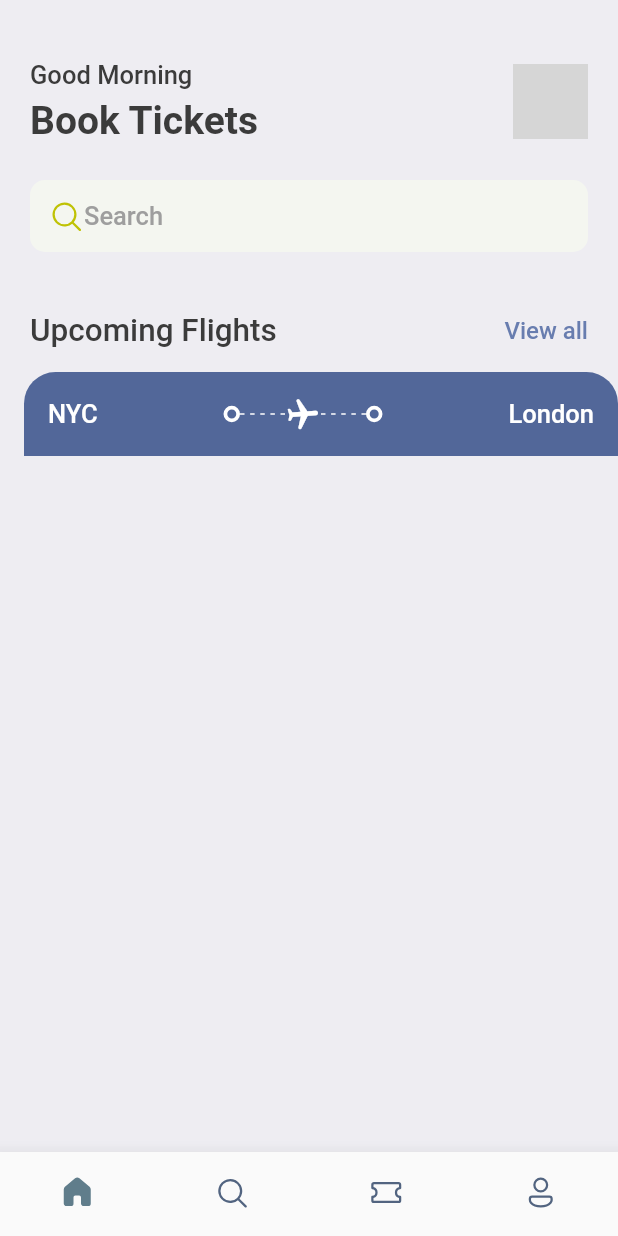
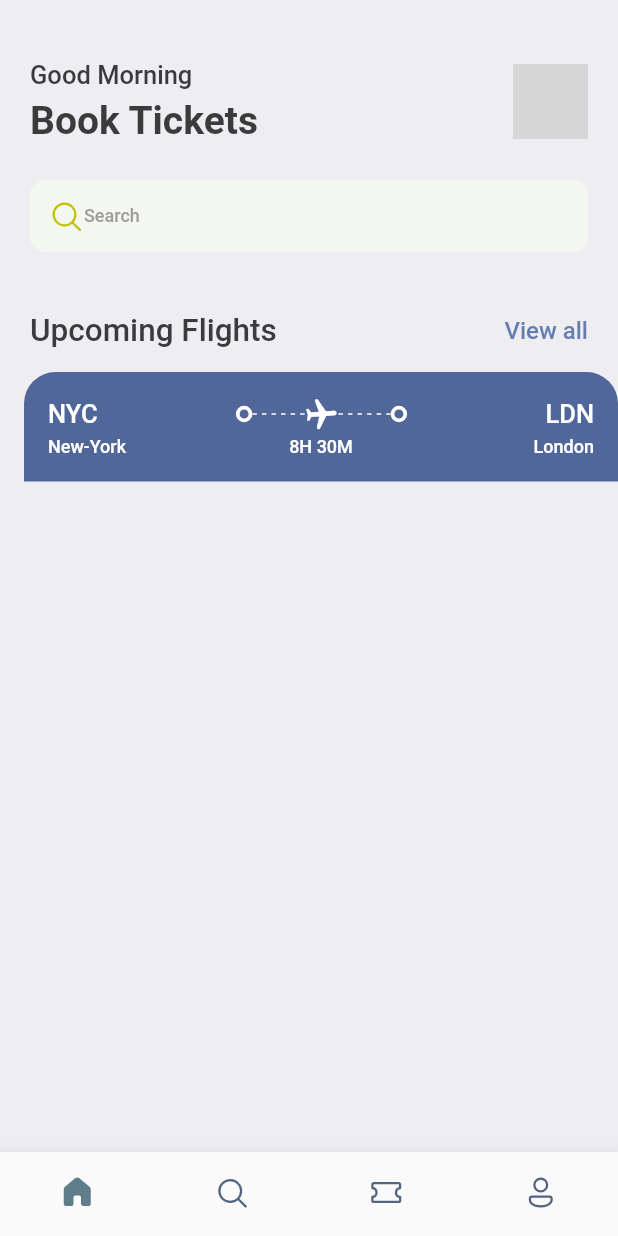
Before and after one commit to erwinqxy/book-tickets, a Flutter app: the screen it shows after launch, on a phone screen of 412 x 824 dp. Run offline on Flutter 3.47's test engine with Material 2 defaults, Android fonts, the phone set to English and light mode, and no system bars; our stand-ins replace fluentui_icons, gap; grey boxes are pictures that could not be loaded.

Commit message:
Update picture

```diff
--- a/lib/screens/ticket_view.dart
+++ b/lib/screens/ticket_view.dart
@@ -2,6 +2,7 @@ import 'package:booktickets/utils/app_layout.dart';
 import 'package:booktickets/utils/app_styles.dart';
 import 'package:booktickets/wigdets/thick_container.dart';
 import 'package:flutter/material.dart';
+import 'package:gap/gap.dart';
 
 class TicketView extends StatelessWidget {
   const TicketView({Key? key}) : super(key: key);
@@ -16,6 +17,9 @@ class TicketView extends StatelessWidget {
         margin: const EdgeInsets.only(left: 16),
         child: Column(
           children: [
+            /*
+            Blue part
+             */
             Container(
               decoration: const BoxDecoration(
                   color: Color(0xFF526799),
@@ -71,13 +75,39 @@ class TicketView extends StatelessWidget {
                       ThickContainer(),
                       const Spacer(),
                       Text(
-                        "London",
+                        "LDN",
                         style:
                             Styles.headLineStyle3.copyWith(color: Colors.white),
                       )
                     ],
+                  ),
+                  const Gap(3),
+                  Row(
+                    mainAxisAlignment: MainAxisAlignment.spaceBetween,
+                    children: [
+                      SizedBox(
+                        width: 100,
+                        child: Text("New-York",
+                            style: Styles.headLineStyle4
+                                .copyWith(color: Colors.white)),
+                      ),
+                      Text("8H 30M",
+                          style: Styles.headLineStyle4
+                              .copyWith(color: Colors.white)),
+                        SizedBox(
+                        width: 100,
+                        child: Text("London",
+                        textAlign: TextAlign.end,
+                        style: Styles.headLineStyle4
+                            .copyWith(color: Colors.white)),)
+                    ],
                   )
                 ],
+              ),
+            ),
+            Container(
+              child: Row (
+
               ),
             )
           ],
--- a/lib/utils/app_styles.dart
+++ b/lib/utils/app_styles.dart
@@ -11,6 +11,6 @@ class Styles {
   static TextStyle headLineStyle1 = TextStyle(fontSize: 26, color: textColor, fontWeight: FontWeight.bold);
   static TextStyle headLineStyle2 = TextStyle(fontSize: 21, color: textColor, fontWeight: FontWeight.w500);
   static TextStyle headLineStyle3 = TextStyle(fontSize: 17, color: textColor, fontWeight: FontWeight.w500);
-  static TextStyle headLineStyle4 = TextStyle(fontSize: 17, color: Colors.grey.shade500, fontWeight: FontWeight.w500);
+  static TextStyle headLineStyle4 = TextStyle(fontSize: 12, color: Colors.grey.shade500, fontWeight: FontWeight.w500);
 
 }
```
Also changed, not shown: assets/product/2.png.
